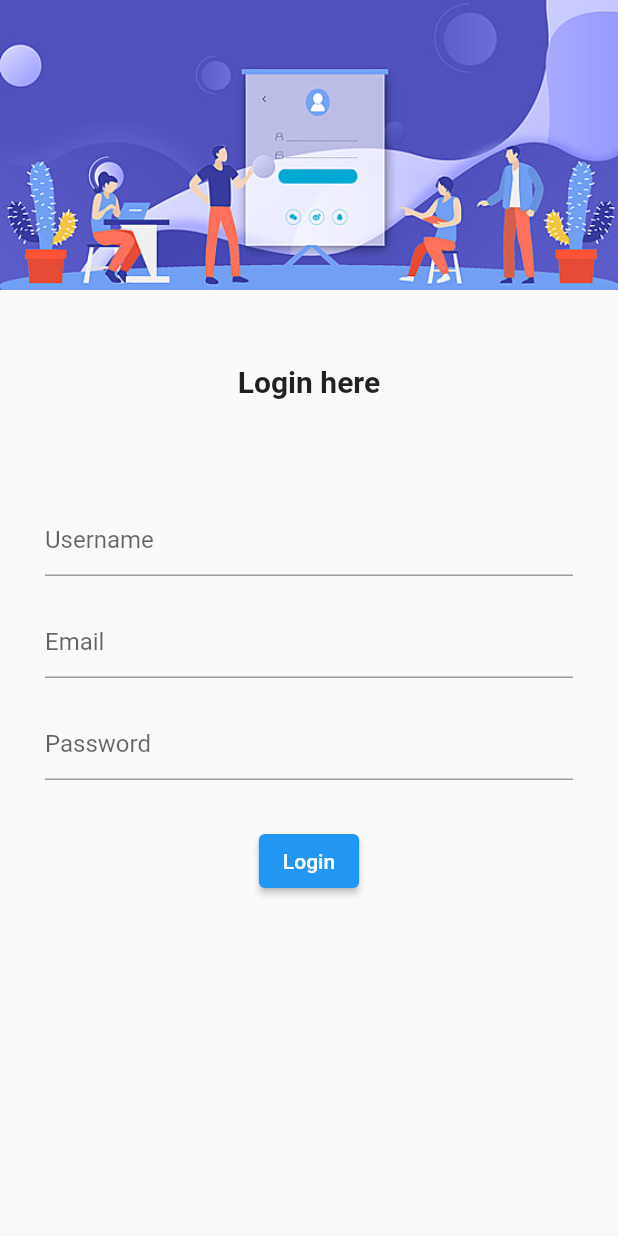
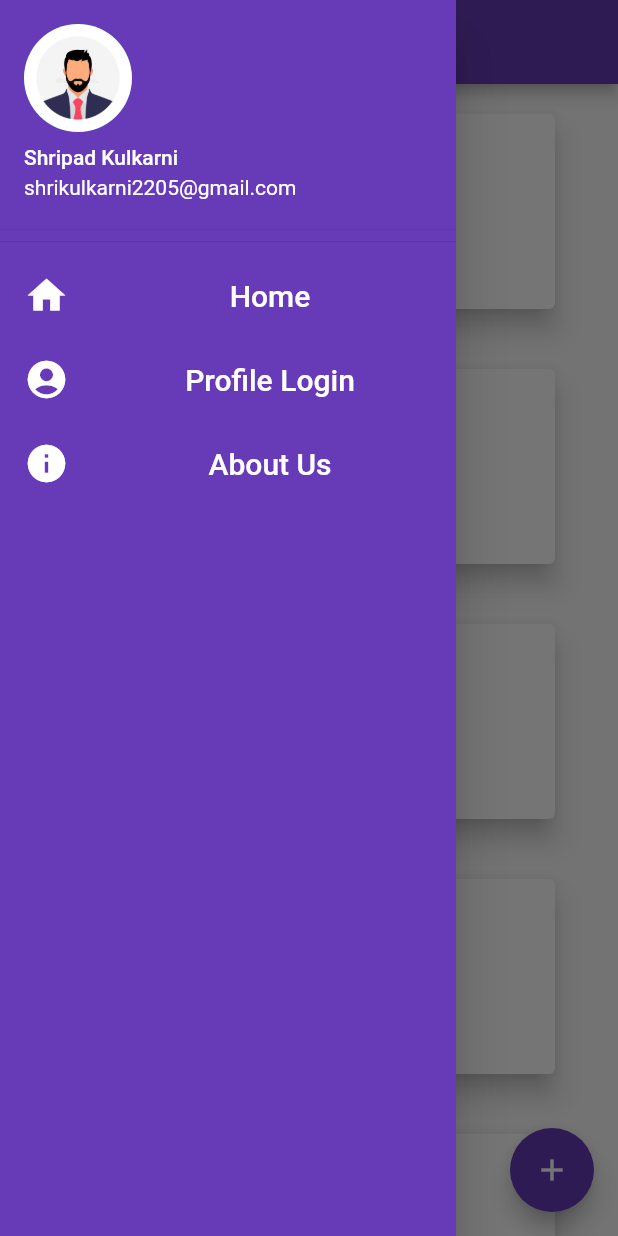
Before and after one commit to AnishaShende/To_DO_App, a Flutter app: the screen it shows after launch, with the side drawer open (before the commit the screen has no drawer), on a phone screen of 412 x 824 dp. Run offline on Flutter 3.47's test engine with Material 2 defaults, Android fonts, the phone set to English and light mode, and no system bars; our stand-ins replace google_fonts, loading_animation_widget.

Commit message:
Added a new feature to the app

```diff
--- a/lib/main.dart
+++ b/lib/main.dart
@@ -1,21 +1,33 @@
 import 'package:flutter/material.dart';
+import 'package:google_fonts/google_fonts.dart';
 import 'package:to_do/pages/loading.dart';
 import 'package:to_do/pages/login.dart';
+import 'package:to_do/pages/mydrawer.dart';
 import 'package:to_do/pages/newtask.dart';
 import 'pages/homepage.dart';
 
+void main() => runApp(MyApp());
 
-void main() => runApp(MaterialApp(
-  initialRoute: '/login',
-  routes: {
-    '/' :(context) => loading(),
-    '/home' :(context) => homepage(),
-    '/new':(context) => newtask(),
-    '/login':(context) => login()
-  },
-));
+class MyApp extends StatefulWidget {
+  const MyApp({super.key});
 
-void mainpageload ()
-{
+  @override
+  State<MyApp> createState() => _MyAppState();
+}
 
+class _MyAppState extends State<MyApp> {
+  @override
+  Widget build(BuildContext context) {
+    return MaterialApp(
+      theme: ThemeData(primaryTextTheme: GoogleFonts.latoTextTheme()),
+      initialRoute: '/home',
+      routes: {
+        '/': (context) => loading(),
+        '/home': (context) => homepage(),
+        '/new': (context) => newtask(),
+        '/login': (context) => login(),
+        '/drawer': (context) => mydrawer()
+      },
+    );
+  }
 }
--- a/lib/pages/homepage.dart
+++ b/lib/pages/homepage.dart
@@ -1,4 +1,5 @@
 import 'package:flutter/material.dart';
+import 'package:to_do/pages/mydrawer.dart';
 
 Widget mycard(String task) {
   return Container(
@@ -23,7 +24,7 @@ Widget mycard(String task) {
           },
           icon: Icon(Icons.delete),
           label: Text('Delete task'),
-          style: ButtonStyle(backgroundColor: MaterialStateProperty.all(Colors.deepPurple) ),
+          style: ButtonStyle(backgroundColor: MaterialStateProperty.all(Colors.black) ),
         )
       ]),
     ),
@@ -45,6 +46,7 @@ class homepage extends StatelessWidget {
           ),
           centerTitle: true,
         ),
+        drawer: mydrawer(),
         body: SingleChildScrollView(
           child: Column(
             children: <Widget>[
--- /dev/null
+++ b/lib/pages/mydrawer.dart
@@ -0,0 +1,96 @@
+import 'package:flutter/material.dart';
+import 'package:to_do/main.dart';
+
+class mydrawer extends StatelessWidget {
+  const mydrawer({super.key});
+
+  @override
+  Widget build(BuildContext context) {
+    return Drawer(
+      child: Container(
+        color: Color.fromARGB(255, 103, 58, 183),
+        child: ListView(
+          padding: EdgeInsets.zero,
+          children: [
+            DrawerHeader(
+              padding: EdgeInsets.zero,
+              child: UserAccountsDrawerHeader(
+                decoration: BoxDecoration(color: Colors.deepPurple),
+                accountName: Text(
+                  'Shripad Kulkarni',
+                  style: TextStyle(color: Colors.white),
+                ),
+                accountEmail: Text(
+                  'shrikulkarni2205@gmail.com',
+                  style: TextStyle(color: Colors.white),
+                ),
+                currentAccountPicture: CircleAvatar(
+                  backgroundImage: AssetImage('images/prifile.jpg'),
+                ),
+              ),
+            ),
+            ListTile(
+              leading: Icon(
+                Icons.home,
+                color: Colors.white,
+                size: 30,
+              ),
+              title: TextButton(
+                style: ButtonStyle(),
+                onPressed: () {},
+                child: Text(
+                  'Home',
+                  style: TextStyle(
+                    color: Colors.white,
+                    fontSize: 20,
+                  ),
+                ),
+              ),
+            ),
+            ListTile(
+              leading: Icon(
+                Icons.account_circle,
+                color: Colors.white,
+                size: 30,
+              ),
+              title: TextButton(
+                style: ButtonStyle(),
+                onPressed: () {
+
+                },
+                child: Text(
+                  'Profile Login',
+                  style: TextStyle(
+                    color: Colors.white,
+                    fontSize: 20,
+                  ),
+                ),
+              ),
+            ),
+            ListTile(
+              leading: Icon(
+                Icons.info,
+                color: Colors.white,
+                size: 30,
+              ),
+              title: TextButton(
+                style: ButtonStyle(),
+                onPressed: () async {
+                  await Navigator.pushNamed(context, '/login');
+                  Navigator.pushNamed(context, '/');
+                },
+                child: Text(
+                  'About Us',
+                  style: TextStyle(
+                    color: Colors.white,
+                    fontSize: 20,
+                  ),
+                ),
+              ),
+            )
+          ],
+        ),
+      ),
+    );
+  }
+}
--- a/lib/pages/newtask.dart
+++ b/lib/pages/newtask.dart
@@ -25,9 +25,9 @@ class _newtaskState extends State<newtask> {
           children: <Widget> [
             TextField(
               decoration: InputDecoration(
-                labelStyle: TextStyle(color: Colors.deepPurple),
-                border: OutlineInputBorder(
-                  borderSide: BorderSide(color: Colors.black)
+                labelStyle: TextStyle(color: Colors.black),
+                enabledBorder: UnderlineInputBorder(
+                  borderSide: BorderSide(color: Colors.deepPurple)
                 ),
                 labelText: 'Add Task',
                 hintText: 'Enter your task'
--- a/pubspec.yaml
+++ b/pubspec.yaml
@@ -28,9 +28,11 @@ environment:
 # the latest version available on pub.dev. To see which dependencies have newer
 # versions available, run `flutter pub outdated`.
 dependencies:
+  loading_animation_widget:
+  google_fonts: ^4.0.3
   flutter:
     sdk: flutter
-    google_fonts: ^4.0.3
+
 
 
   # The following adds the Cupertino Icons font to your application.
@@ -62,6 +64,7 @@ flutter:
   # To add assets to your application, add an assets section, like this:
   assets:
     - images/login.jpeg
+    - images/prifile.jpg
   #   - images/a_dot_ham.jpeg
 
   # An image asset can refer to one or more resolution-specific "variants", see
```
Also changed, not shown: lib/pages/loading.dart (+19 -12 lines), lib/pages/login.dart (+6 -1 lines), images/prifile.jpg (added), pubspec.lock, 2 other files.
